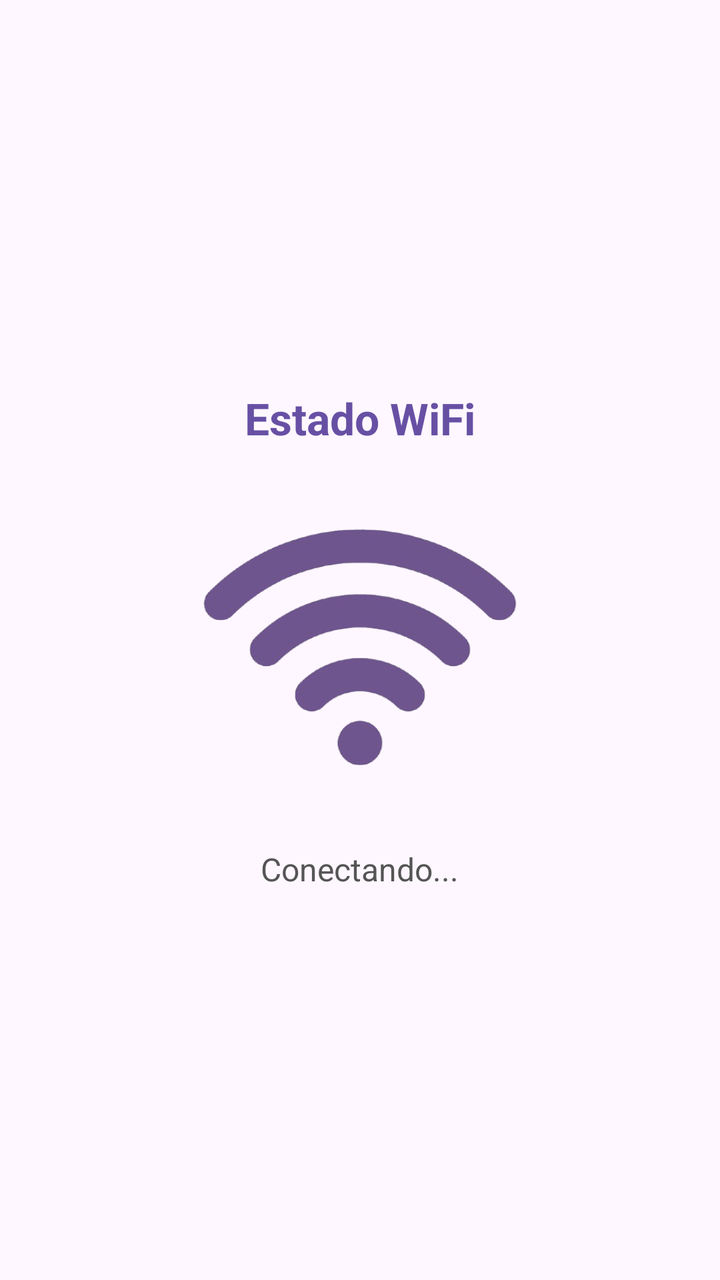
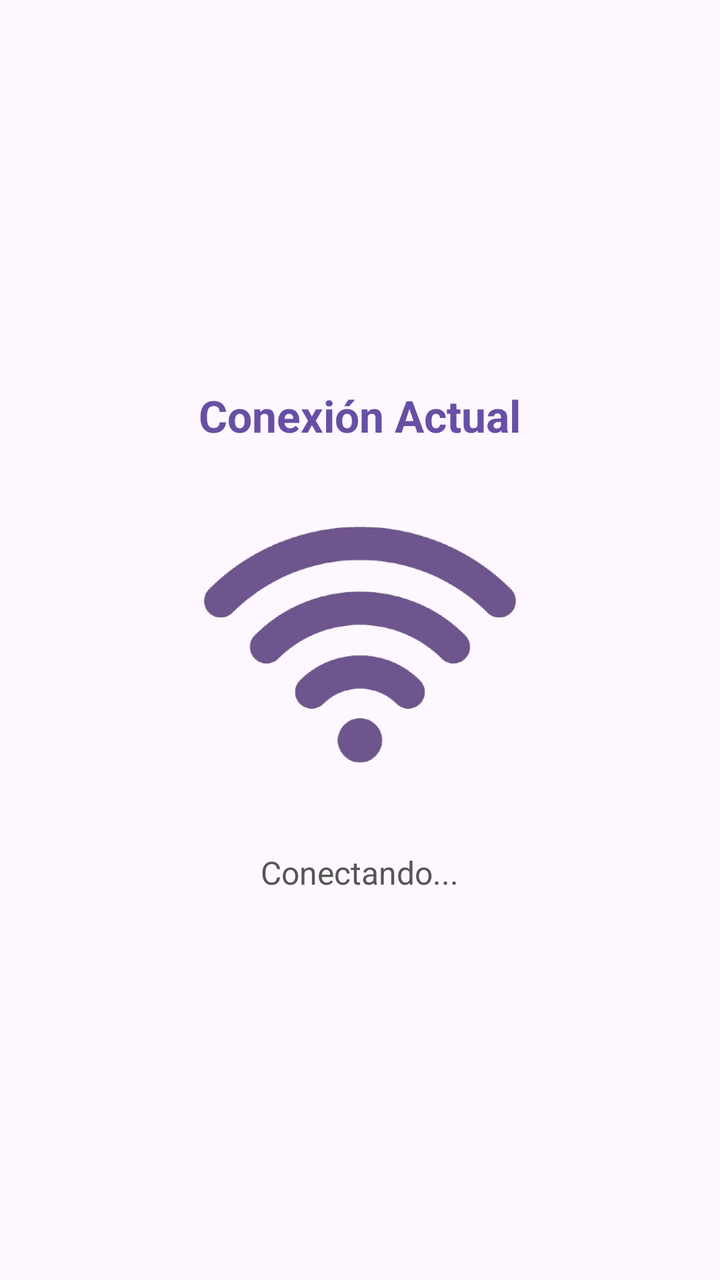

Two renders of the same Android screen: before a commit and after it. Below are the layout's source before the change and the commit's diff.
<!-- AndroidManifest.xml: application theme Theme.BikeLight -->
<!-- res/layout/fragment_estado_wifi.xml -->
<?xml version="1.0" encoding="utf-8"?>
<LinearLayout xmlns:android="http://schemas.android.com/apk/res/android"
    android:layout_width="match_parent"
    android:layout_height="match_parent"
    android:orientation="vertical"
    android:gravity="center"
    android:padding="24dp">

    <TextView
        android:layout_width="wrap_content"
        android:layout_height="wrap_content"
        android:text="Estado WiFi"
        android:textSize="22sp"
        android:textStyle="bold"
        android:textColor="@color/bikelight_primary"
        android:layout_marginBottom="10dp" />

    <ImageView
        android:id="@+id/ivWifiIcon"
        android:layout_width="180dp"
        android:layout_height="180dp"
        android:src="@drawable/wifi"
        android:contentDescription="Icono WiFi" />

    <TextView
        android:id="@+id/tvWifiStatusDetail"
        android:layout_width="wrap_content"
        android:layout_height="wrap_content"
        android:text="Conectando..."
        android:layout_marginTop="10dp"
        android:textSize="16sp"
        android:textColor="#555555" />
</LinearLayout>
<!-- resources referenced by this layout -->
<resources>
  <color name="bikelight_primary">#6750A4</color>
  <!-- drawable wifi: png bitmap (drawable, 73642 bytes) -->
  <style name="Theme.BikeLight" parent="Base.Theme.BikeLight" />
  <style name="Base.Theme.BikeLight" parent="Theme.Material3.DayNight.NoActionBar">
          
          
      </style>
</resources>

<!-- the commit's change to res/layout/fragment_estado_wifi.xml (unified diff, before → after) -->
@@ -9,7 +9,7 @@
     <TextView
         android:layout_width="wrap_content"
         android:layout_height="wrap_content"
-        android:text="Estado WiFi"
+        android:text="Conexión Actual"
         android:textSize="22sp"
         android:textStyle="bold"
         android:textColor="@color/bikelight_primary"
@@ -27,7 +27,7 @@
         android:layout_width="wrap_content"
         android:layout_height="wrap_content"
         android:text="Conectando..."
-        android:layout_marginTop="10dp"
+        android:layout_marginTop="13dp"
         android:textSize="16sp"
         android:textColor="#555555" />
 </LinearLayout>
